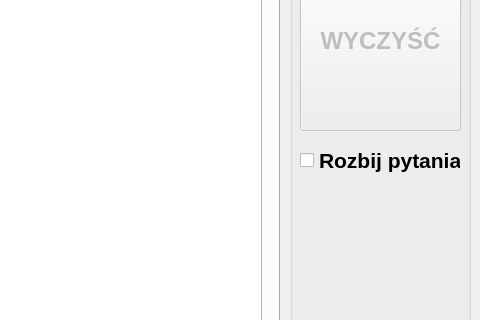
First picture: the form in W_PREZENTACJI/mainwindow.ui, repository lmalinski/EgzaminPrzedmiotowy_30, before the edit; both pictures show x 820 to 1300 and y 287 to 607 of the 1300 by 800 pixel window.
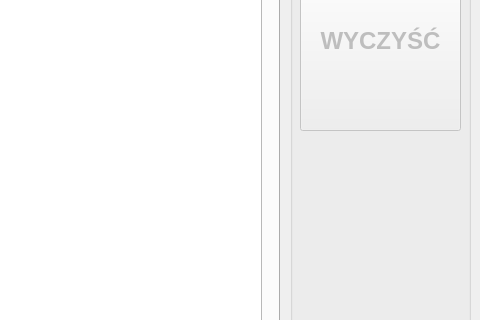
Second picture: the form after the edit.

Patch:
```diff
--- a/W_PREZENTACJI/mainwindow.ui
+++ b/W_PREZENTACJI/mainwindow.ui
@@ -110,19 +110,6 @@
       <string>WYCZYŚĆ</string>
      </property>
     </widget>
-    <widget class="QCheckBox" name="checkDekomponuj">
-     <property name="geometry">
-      <rect>
-       <x>10</x>
-       <y>410</y>
-       <width>161</width>
-       <height>41</height>
-      </rect>
-     </property>
-     <property name="text">
-      <string>Rozbij pytania</string>
-     </property>
-    </widget>
    </widget>
    <widget class="QTabWidget" name="tabBloki">
     <property name="geometry">
```
